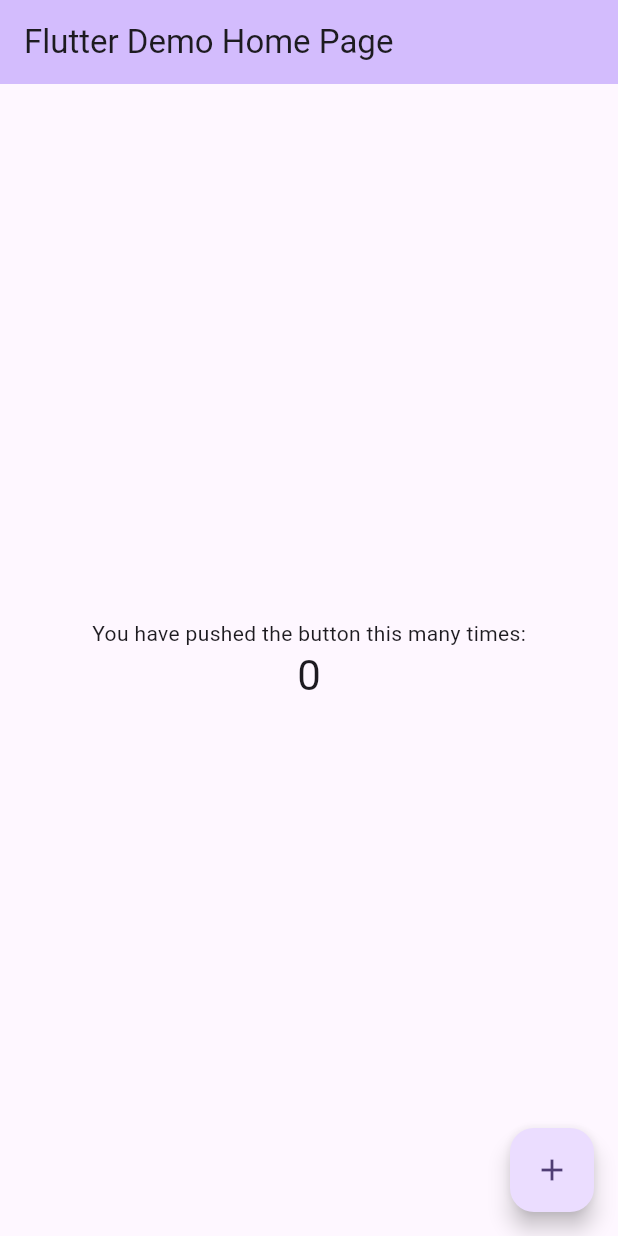
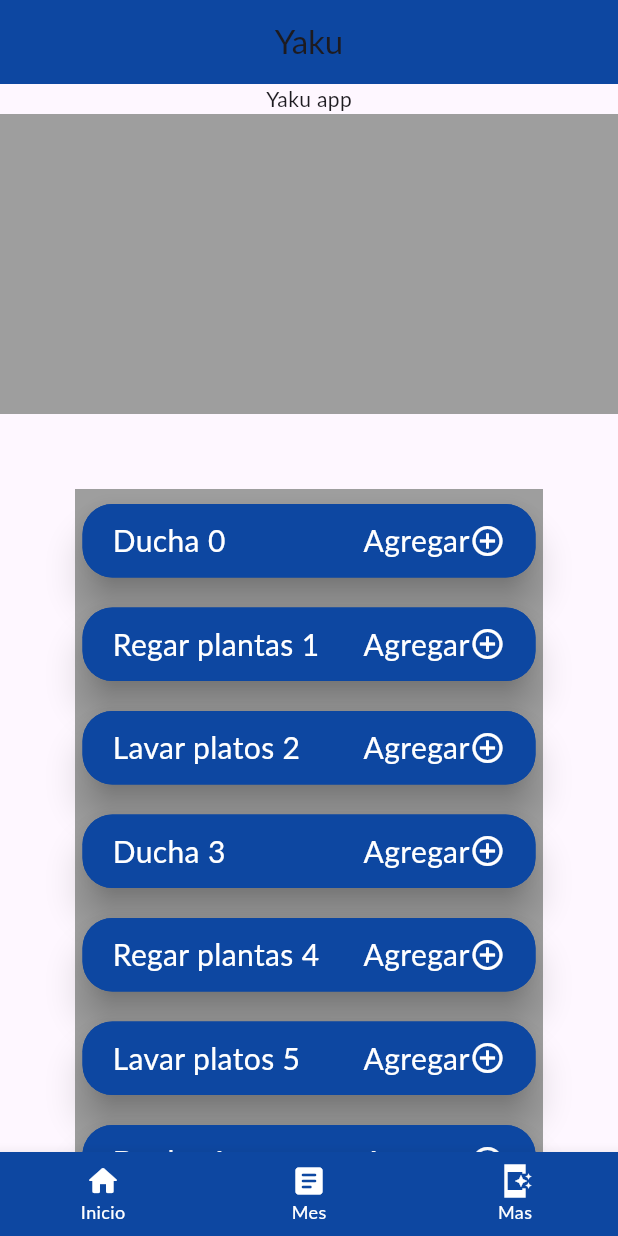
Before and after one commit to Maxaplays/agua_project, a Flutter app: the screen it shows after launch, on a phone screen of 412 x 824 dp. Run offline on Flutter 3.47's test engine with Material 3 defaults, Android fonts, the light colour scheme and no system bars; Roboto replaces fonts that are missing (Lato).

Commit message:
feat: add first prototype

```diff
--- a/lib/main.dart
+++ b/lib/main.dart
@@ -1,4 +1,6 @@
+import 'package:agua_project/ui/ui_main.dart';
 import 'package:flutter/material.dart';
+import 'package:flutter/services.dart';
 
 void main() {
   runApp(const MyApp());
@@ -7,116 +9,18 @@ void main() {
 class MyApp extends StatelessWidget {
   const MyApp({super.key});
 
-  // This widget is the root of your application.
   @override
   Widget build(BuildContext context) {
+    // SystemChrome.setPreferredOrientations([
+    //   DeviceOrientation.portraitUp,
+    //   DeviceOrientation.portraitDown,
+    // ]);
     return MaterialApp(
-      title: 'Flutter Demo',
-      theme: ThemeData(
-        // This is the theme of your application.
-        //
-        // TRY THIS: Try running your application with "flutter run". You'll see
-        // the application has a purple toolbar. Then, without quitting the app,
-        // try changing the seedColor in the colorScheme below to Colors.green
-        // and then invoke "hot reload" (save your changes or press the "hot
-        // reload" button in a Flutter-supported IDE, or press "r" if you used
-        // the command line to start the app).
-        //
-        // Notice that the counter didn't reset back to zero; the application
-        // state is not lost during the reload. To reset the state, use hot
-        // restart instead.
-        //
-        // This works for code too, not just values: Most code changes can be
-        // tested with just a hot reload.
-        colorScheme: ColorScheme.fromSeed(seedColor: Colors.deepPurple),
-      ),
-      home: const MyHomePage(title: 'Flutter Demo Home Page'),
+      debugShowCheckedModeBanner: false,
+      title: 'UITEC APP',
+      themeMode: ThemeMode.system,
+      theme: ThemeData(primaryColor: Colors.blue[900], fontFamily: 'Lato'),
+      routes: {'/': (ctx) => Ui()},
     );
   }
 }
-
-class MyHomePage extends StatefulWidget {
-  const MyHomePage({super.key, required this.title});
-
-  // This widget is the home page of your application. It is stateful, meaning
-  // that it has a State object (defined below) that contains fields that affect
-  // how it looks.
-
-  // This class is the configuration for the state. It holds the values (in this
-  // case the title) provided by the parent (in this case the App widget) and
-  // used by the build method of the State. Fields in a Widget subclass are
-  // always marked "final".
-
-  final String title;
-
-  @override
-  State<MyHomePage> createState() => _MyHomePageState();
-}
-
-class _MyHomePageState extends State<MyHomePage> {
-  int _counter = 0;
-
-  void _incrementCounter() {
-    setState(() {
-      // This call to setState tells the Flutter framework that something has
-      // changed in this State, which causes it to rerun the build method below
-      // so that the display can reflect the updated values. If we changed
-      // _counter without calling setState(), then the build method would not be
-      // called again, and so nothing would appear to happen.
-      _counter++;
-    });
-  }
-
-  @override
-  Widget build(BuildContext context) {
-    // This method is rerun every time setState is called, for instance as done
-    // by the _incrementCounter method above.
-    //
-    // The Flutter framework has been optimized to make rerunning build methods
-    // fast, so that you can just rebuild anything that needs updating rather
-    // than having to individually change instances of widgets.
-    return Scaffold(
-      appBar: AppBar(
-        // TRY THIS: Try changing the color here to a specific color (to
-        // Colors.amber, perhaps?) and trigger a hot reload to see the AppBar
-        // change color while the other colors stay the same.
-        backgroundColor: Theme.of(context).colorScheme.inversePrimary,
-        // Here we take the value from the MyHomePage object that was created by
-        // the App.build method, and use it to set our appbar title.
-        title: Text(widget.title),
-      ),
-      body: Center(
-        // Center is a layout widget. It takes a single child and positions it
-        // in the middle of the parent.
-        child: Column(
-          // Column is also a layout widget. It takes a list of children and
-          // arranges them vertically. By default, it sizes itself to fit its
-          // children horizontally, and tries to be as tall as its parent.
-          //
-          // Column has various properties to control how it sizes itself and
-          // how it positions its children. Here we use mainAxisAlignment to
-          // center the children vertically; the main axis here is the vertical
-          // axis because Columns are vertical (the cross axis would be
-          // horizontal).
-          //
-          // TRY THIS: Invoke "debug painting" (choose the "Toggle Debug Paint"
-          // action in the IDE, or press "p" in the console), to see the
-          // wireframe for each widget.
-          mainAxisAlignment: MainAxisAlignment.center,
-          children: <Widget>[
-            const Text('You have pushed the button this many times:'),
-            Text(
-              '$_counter',
-              style: Theme.of(context).textTheme.headlineMedium,
-            ),
-          ],
-        ),
-      ),
-      floatingActionButton: FloatingActionButton(
-        onPressed: _incrementCounter,
-        tooltip: 'Increment',
-        child: const Icon(Icons.add),
-      ), // This trailing comma makes auto-formatting nicer for build methods.
-    );
-  }
-}
--- /dev/null
+++ b/lib/pages/home/home_page.dart
@@ -0,0 +1,137 @@
+import 'package:flutter/material.dart';
+
+class Home extends StatefulWidget {
+  const Home({super.key});
+
+  @override
+  State<Home> createState() => _HomeState();
+}
+
+class _HomeState extends State<Home> {
+  final List<String> items = [
+    'Ducha',
+    'Regar plantas',
+    'Lavar platos',
+    'Ducha',
+    'Regar plantas',
+    'Lavar platos',
+    'Ducha',
+    'Regar plantas',
+    'Lavar platos',
+    'Ducha',
+    'Regar plantas',
+    'Lavar platos',
+    'Ducha',
+    'Regar plantas',
+    'Lavar platos',
+  ];
+  @override
+  Widget build(BuildContext context) {
+    return SingleChildScrollView(
+      child: Center(
+        child: Column(
+          crossAxisAlignment: CrossAxisAlignment.start,
+          mainAxisSize: MainAxisSize.min,
+          children: [
+            Center(child: const Text("Yaku app")),
+            Container(
+              width: MediaQuery.of(context).size.width,
+              height: 200,
+              color: Colors.grey,
+            ),
+            Container(
+              width: MediaQuery.of(context).size.width,
+              margin: EdgeInsets.all(50),
+              color: Colors.grey,
+              child: Column(
+                crossAxisAlignment: CrossAxisAlignment.start,
+                mainAxisSize: MainAxisSize.min,
+                children: [
+                  ListView.builder(
+                    physics: NeverScrollableScrollPhysics(),
+                    scrollDirection: Axis.vertical,
+                    shrinkWrap: true,
+                    itemBuilder: (context, position) => Column(
+                      children: <Widget>[
+                        Card(
+                          color: Theme.of(context).primaryColor,
+                          shape: RoundedRectangleBorder(
+                            borderRadius: BorderRadius.circular(20.0),
+                          ),
+                          elevation: 10,
+                          shadowColor: Colors.black,
+                          margin: const EdgeInsets.only(
+                            top: 10.0,
+                            bottom: 10,
+                            left: 5,
+                            right: 5,
+                          ),
+                          child: Column(
+                            children: [
+                              Container(
+                                decoration: BoxDecoration(
+                                  color: Theme.of(context).primaryColor,
+                                  borderRadius: BorderRadius.all(
+                                    Radius.circular(20),
+                                  ),
+                                ),
+                                child: Container(
+                                  margin: EdgeInsets.only(
+                                    top: 10,
+                                    bottom: 10,
+                                    left: 20,
+                                    right: 20,
+                                  ),
+                                  child: Row(
+                                    mainAxisAlignment:
+                                        MainAxisAlignment.spaceBetween,
+                                    children: [
+                                      Text(
+                                        items[position] +
+                                            " " +
+                                            position.toString(),
+                                        style: TextStyle(
+                                          color: Colors.white,
+                                          fontSize: 20,
+                                        ),
+                                      ),
+                                      GestureDetector(
+                                        onTap: () {
+                                          print("Tap");
+                                        },
+                                        child: Row(
+                                          children: [
+                                            Text(
+                                              "Agregar",
+                                              style: TextStyle(
+                                                color: Colors.white,
+                                                fontSize: 20,
+                                              ),
+                                            ),
+                                            Icon(
+                                              Icons.add_circle_outline_sharp,
+                                              color: Colors.white,
+                                            ),
+                                          ],
+                                        ),
+                                      ),
+                                    ],
+                                  ),
+                                ),
+                              ),
+                            ],
+                          ),
+                        ),
+                      ],
+                    ),
+                    itemCount: items.length,
+                  ),
+                ],
+              ),
+            ),
+          ],
+        ),
+      ),
+    );
+  }
+}
--- /dev/null
+++ b/lib/ui/ui_main.dart
@@ -0,0 +1,76 @@
+import 'package:agua_project/pages/home/home_page.dart';
+import 'package:flutter/material.dart';
+
+class Ui extends StatefulWidget {
+  static const routeName = '/UI';
+
+  const Ui({super.key});
+  @override
+  State<Ui> createState() => _UiState();
+}
+
+class _UiState extends State<Ui> {
+  int _selectedIndex = 0;
+  @override
+  void initState() {
+    super.initState();
+  }
+
+  void _selectPage(int index) {
+    setState(() {
+      _selectedIndex = index;
+    });
+  }
+
+  Widget buildIcon(IconData iconData, String text, int index) => SizedBox(
+    width: double.infinity,
+    height: kBottomNavigationBarHeight,
+    child: Material(
+      color: Theme.of(context).primaryColor,
+      child: InkWell(
+        child: Column(
+          mainAxisAlignment: MainAxisAlignment.center,
+          children: <Widget>[
+            Icon(iconData, color: Colors.white),
+            Text(text, style: TextStyle(fontSize: 12, color: Colors.white)),
+          ],
+        ),
+        onTap: () => _selectPage(index),
+      ),
+    ),
+  );
+
+  @override
+  Widget build(BuildContext context) {
+    return Scaffold(
+      appBar: AppBar(
+        backgroundColor: Theme.of(context).primaryColor,
+        centerTitle: true,
+        title: Text("Yaku"),
+      ),
+      body: Home(),
+      bottomNavigationBar: BottomNavigationBar(
+        selectedFontSize: 0,
+        onTap: _selectPage,
+        selectedItemColor: Colors.white,
+        currentIndex: _selectedIndex,
+        showSelectedLabels: false,
+        showUnselectedLabels: false,
+        items: [
+          BottomNavigationBarItem(
+            icon: buildIcon(Icons.home_rounded, "Inicio", 0),
+            label: "",
+          ),
+          BottomNavigationBarItem(
+            icon: buildIcon(Icons.article_rounded, "Mes", 1),
+            label: "",
+          ),
+          BottomNavigationBarItem(
+            icon: buildIcon(Icons.app_shortcut_sharp, "Mas", 2),
+            label: "",
+          ),
+        ],
+      ),
+    );
+  }
+}
```
Also changed, not shown: 2 other files.
